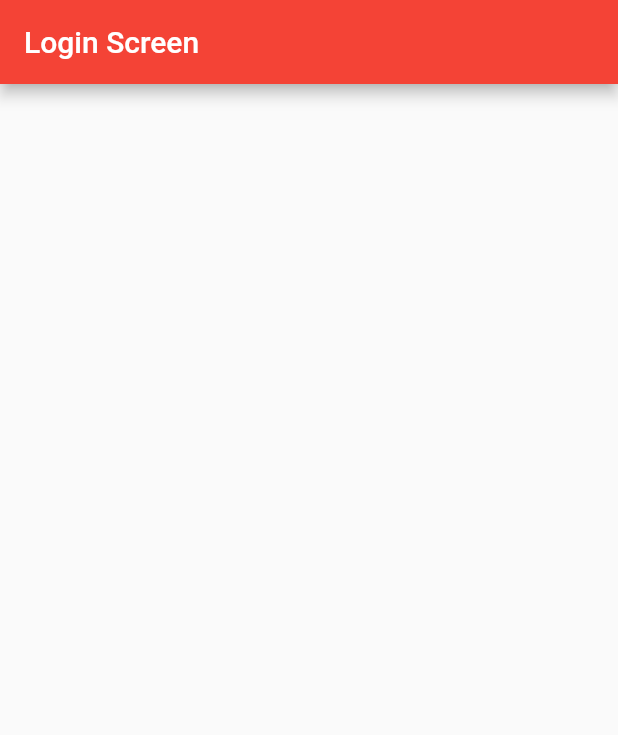
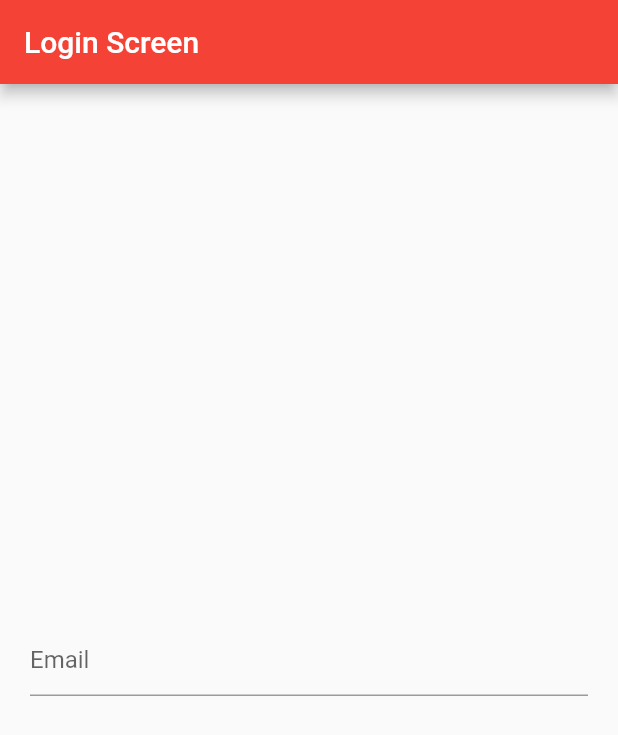
Before and after one commit to atik-sabuj/provider_mvvm, a Flutter app: the screen it shows after launch, on a phone screen of 412 x 824 dp. Shown: the top 735 px of the screen. Run offline on Flutter 3.47's test engine with Material 2 defaults, Android fonts, the phone set to English and light mode, and no system bars.

Commit message:
Login Screen #3

```diff
--- a/lib/login/login_screen.dart
+++ b/lib/login/login_screen.dart
@@ -8,16 +8,29 @@ class LoginScreen extends StatefulWidget {
 }
 
 class _LoginScreenState extends State<LoginScreen> {
+
+  TextEditingController emailController = TextEditingController();
+  TextEditingController passwordController = TextEditingController();
+
   @override
   Widget build(BuildContext context) {
     return Scaffold(
       appBar: AppBar(
         title: Text('Login Screen'),
       ),
-      body: Column(
-        children: [
-
-        ],
+      body: Padding(
+        padding: const EdgeInsets.all(20.0),
+        child: Column(
+          mainAxisAlignment: MainAxisAlignment.center,
+          crossAxisAlignment: CrossAxisAlignment.center,
+          children: [
+            TextFormField(
+              decoration: InputDecoration(
+                hintText: 'Email',
+              ),
+            )
+          ],
+        ),
       ),
     );
   }
```
